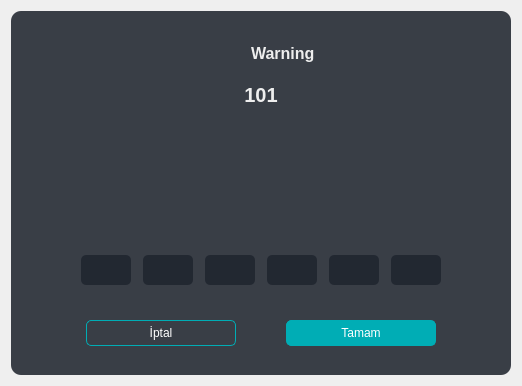
Qt form templates/ui/popup.ui (ismaildrcn/data-labeling) before a commit.
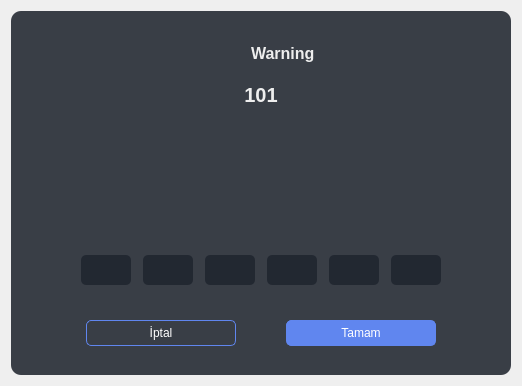
The same form after that commit. Icons and pictures are not drawn.

The edit to the form file:
```diff
--- a/templates/ui/popup.ui
+++ b/templates/ui/popup.ui
@@ -7,7 +7,7 @@
     <x>0</x>
     <y>0</y>
     <width>518</width>
-    <height>363</height>
+    <height>381</height>
    </rect>
   </property>
   <property name="windowTitle">
@@ -41,13 +41,13 @@
 	color: #EEEEEE;
 }
 QPushButton{
-	border: 1px solid #00ADB5;
+	border: 1px solid #6086EF;
 	color: #FFFFFF;
 	border-radius: 5px;
 	padding: 5px 10px 5px 10px;
 }
 #pushButton_ok{
-	background-color: #00ADB5;
+	background-color: #6086EF;
 }
 QLineEdit{
 	border-radius: 5px;
```
Left out of the diff: 2 changed lines with no effect on the pictures.
